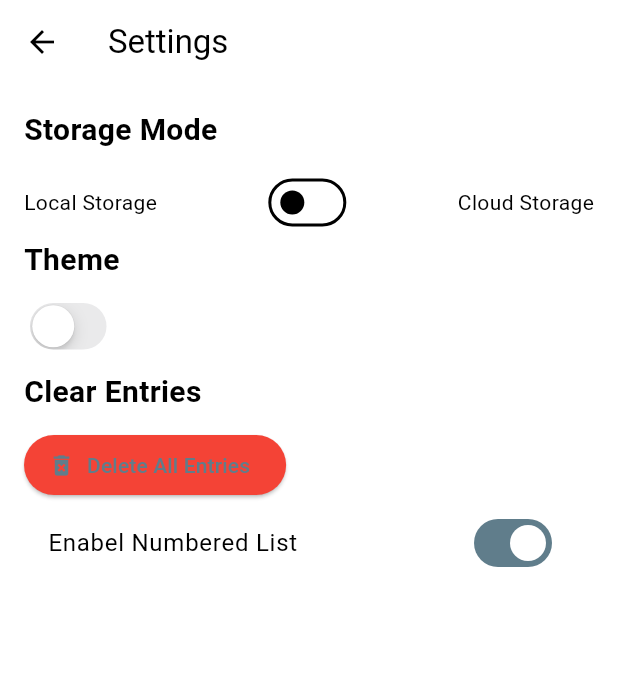
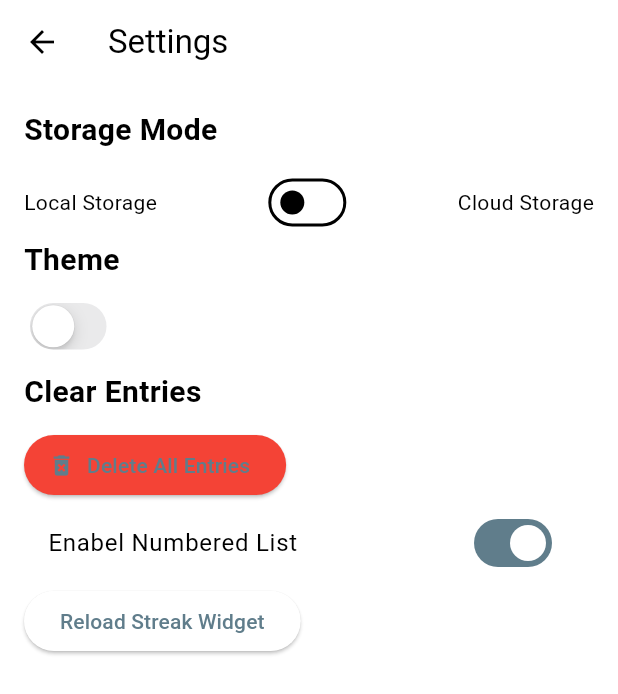
Before and after one commit to Chibinoo/ChatGPT-try, a Flutter app: the SortedPage2 screen opened directly, after a tap on the "settings" icon, on a phone screen of 412 x 824 dp. Shown: the top 694 px of the screen. Run offline on Flutter 3.47's test engine with Material 3 defaults, Android fonts, the phone set to English and light mode, and no system bars; our stand-ins replace cloud_firestore, firebase_core, fl_chart, flutter_slidable, hive, hive_flutter and 1 more; accounts and stored records are empty.

Commit message:
move relode streak button to settings

```diff
--- a/lib/pages/settings_page.dart
+++ b/lib/pages/settings_page.dart
@@ -9,6 +9,7 @@ class SettingsPage extends StatelessWidget {
 
   @override
   Widget build(BuildContext context) {
+    final entryProvider = Provider.of<EntryProvider>(context, listen: false);
 
     return Scaffold(
       appBar: AppBar(title: Text('Settings')),
@@ -142,6 +143,18 @@ class SettingsPage extends StatelessWidget {
                     context.read<EntryProvider>().toggleListEnabel(val);
                   },
                 ),
+              //relode streak widget
+              ElevatedButton(
+            onPressed: () async {
+              // If you want to reload streak data, call your provider's method here
+              await entryProvider.loadEntries(); // Or your streak reload logic
+              // ignore: use_build_context_synchronously
+              ScaffoldMessenger.of(context).showSnackBar(
+                const SnackBar(content: Text('Streak reloaded!')),
+              );
+            },
+            child: const Text('Reload Streak Widget'),
+          ),
               ]
             );
           }
--- a/lib/pages/sorted_page2.dart
+++ b/lib/pages/sorted_page2.dart
@@ -101,11 +101,6 @@ class _SortedPage2State extends State<SortedPage2> {
                 StreakTilesWidget(
                   entriesByDay: entriesByDay,
                   streakCount: streakCount,
-                ),
-                const SizedBox(height: 10),
-                ElevatedButton(
-                  onPressed: _loadStreakData,
-                  child: const Text('Reload Streak Widget'),
                 ),
                 const SizedBox(height: 5),
                 SingleChildScrollView(
--- a/lib/widgets/numbered_list_widget.dart
+++ b/lib/widgets/numbered_list_widget.dart
@@ -98,7 +98,7 @@ class _NumberedListWidgetState extends State<NumberedListWidget> {
                   ],
                 ),
               );
-            }).toList(),
+            }),
           ],
         );
       },
```
